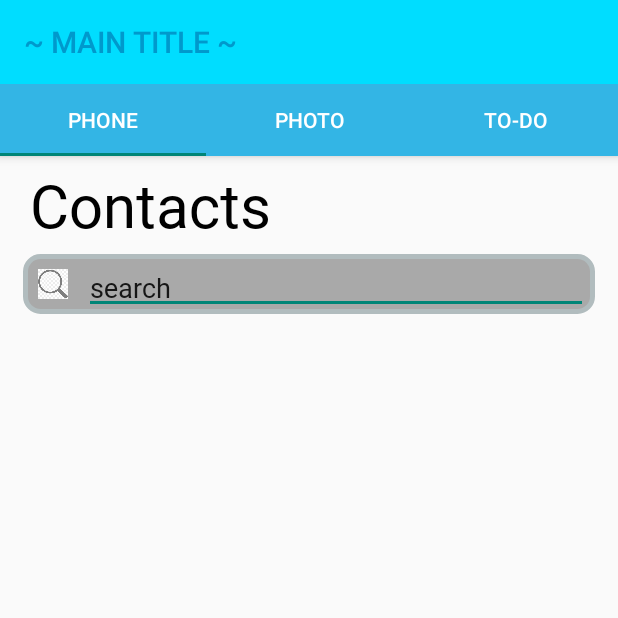
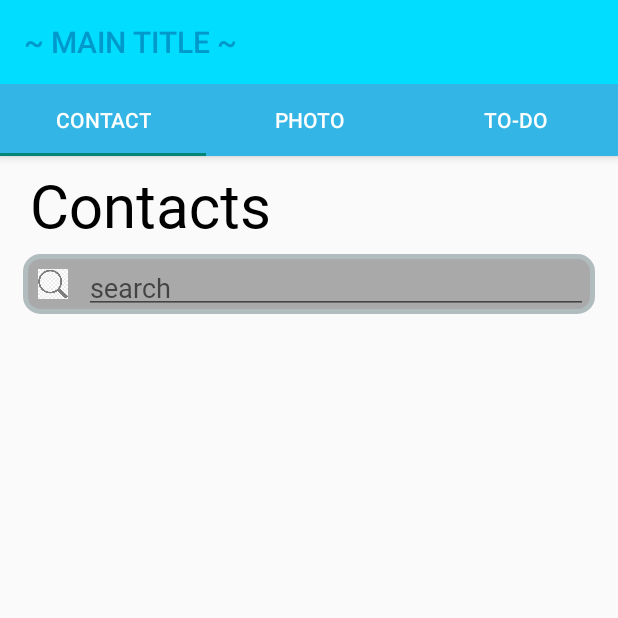
Before and after one commit to auaicn/MADCAMP-2020-hambag-useum, an Android app: the screen it shows after launch (MainActivity), on a phone screen of 412 x 824 dp, the top half of it. Run offline under Robolectric (Android 15) with nearby library versions, the phone set to English and light mode, and no system bars; 2 statements that could not run were skipped.

Commit message:
merge complete

```diff
--- a/Project1/app/src/main/java/com/example/project1/MainActivity.java
+++ b/Project1/app/src/main/java/com/example/project1/MainActivity.java
@@ -82,7 +82,7 @@ public class MainActivity extends AppCompatActivity {
         tabLayout.setupWithViewPager(viewPager);
 
         ViewPagerAdapter viewPagerAdapter = new ViewPagerAdapter(getSupportFragmentManager(), 0);
-        viewPagerAdapter.addFragment(phoneFragment, "Phone");
+        viewPagerAdapter.addFragment(phoneFragment, "Contact");
         viewPagerAdapter.addFragment(photoFragment, "Photo");
         viewPagerAdapter.addFragment(todoFragment, "To-Do");
         viewPager.setAdapter(viewPagerAdapter);
--- a/Project1/app/src/main/java/com/example/project1/SingleItem.java
+++ b/Project1/app/src/main/java/com/example/project1/SingleItem.java
@@ -177,6 +177,7 @@ public class SingleItem {
                     }
 
                     // COMPANY NAME
+                    /*
                     cursor_detail = resolver.query(ContactsContract.Data.CONTENT_URI,
                             projection,
                             ContactsContract.Data.CONTACT_ID + " = " + data_ID
@@ -188,7 +189,7 @@ public class SingleItem {
                         String company_name = cursor_detail.getString(cursor_detail.getColumnIndex(ContactsContract.CommonDataKinds.Website.URL));
                         item.setCOMPANY(company_name);
                         Log.d("company name : ", company_name);
-                    }
+                    }*/
 
                     // NOTE
                     cursor_detail = resolver.query(ContactsContract.Data.CONTENT_URI,
--- a/Project1/app/src/main/res/layout/activity_main.xml
+++ b/Project1/app/src/main/res/layout/activity_main.xml
@@ -39,7 +39,7 @@
             <com.google.android.material.tabs.TabItem
                 android:layout_width="wrap_content"
                 android:layout_height="wrap_content"
-                android:text="@string/title_menu1" />
+                android:text="Contact" />
 
             <com.google.android.material.tabs.TabItem
                 android:layout_width="wrap_content"
--- a/Project1/app/src/main/res/layout/fragment_phone.xml
+++ b/Project1/app/src/main/res/layout/fragment_phone.xml
@@ -4,7 +4,9 @@
     android:layout_height="match_parent"
     android:layout_width="match_parent"
     android:paddingTop="5dp"
-    android:id="@+id/contact_view">
+    android:id="@+id/contact_view"
+    android:focusable="true"
+    android:focusableInTouchMode="true">
 
     <TextView android:id="@+id/contact_title"
         android:layout_width="match_parent"
@@ -40,11 +42,10 @@
         android:layout_toRightOf="@id/search_glass_img"
         android:layout_width="match_parent"
         android:layout_height="wrap_content"
-        android:text="search"
+        android:hint="search"
         android:layout_marginLeft="5dp"
         android:layout_marginRight="20dp"
         android:paddingBottom="5dp"
-
         android:fontFamily="@font/calibri_bold" />
 
     <ListView android:id="@+id/contact_list_view"
```
